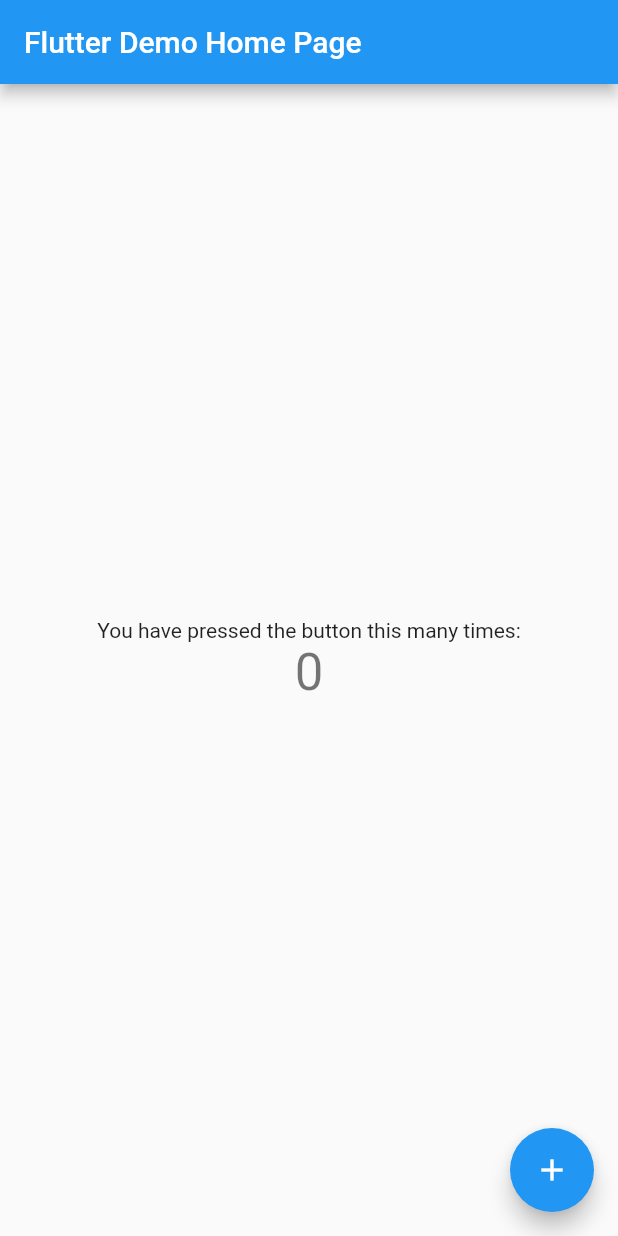
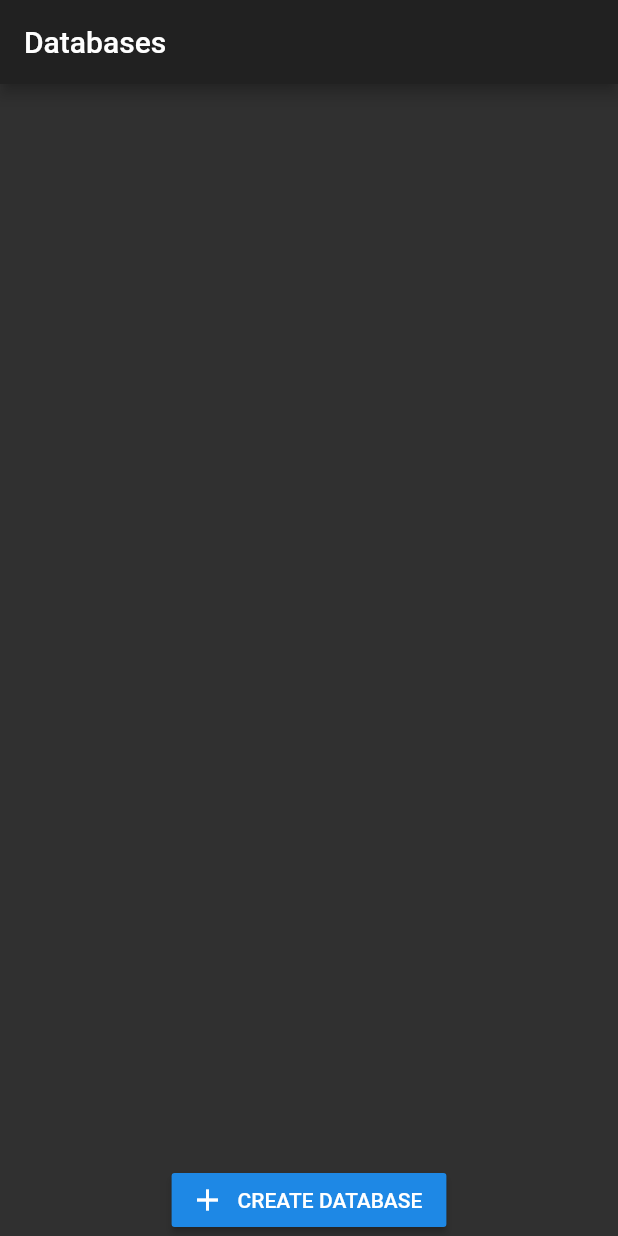
Before and after one commit to 9968/ysnPASS, a Flutter app: the screen it shows after launch, on a phone screen of 412 x 824 dp. Run offline on Flutter 3.47's test engine with Material 2 defaults, Android fonts, the phone set to English and light mode, and no system bars.

Commit message:
show database names and add to list by button

```diff
--- a/ysnpass/lib/main.dart
+++ b/ysnpass/lib/main.dart
@@ -1,117 +1,21 @@
 import 'package:flutter/material.dart';
+import 'package:ysnpass/screens/databases.dart';
 
 void main() {
-  runApp(MyApp());
+  runApp(YsnPass());
 }
 
-class MyApp extends StatelessWidget {
-  // This widget is the root of your application.
+class YsnPass extends StatelessWidget {
   @override
   Widget build(BuildContext context) {
     return MaterialApp(
-      title: 'Flutter Demo',
+      title: 'ysnPASS',
       theme: ThemeData(
-        // This is the theme of your application.
-        //
-        // Try running your application with "flutter run". You'll see the
-        // application has a blue toolbar. Then, without quitting the app, try
-        // changing the primarySwatch below to Colors.green and then invoke
-        // "hot reload" (press "r" in the console where you ran "flutter run",
-        // or simply save your changes to "hot reload" in a Flutter IDE).
-        // Notice that the counter didn't reset back to zero; the application
-        // is not restarted.
+        brightness: Brightness.dark,
         primarySwatch: Colors.blue,
-        // This makes the visual density adapt to the platform that you run
-        // the app on. For desktop platforms, the controls will be smaller and
-        // closer together (more dense) than on mobile platforms.
         visualDensity: VisualDensity.adaptivePlatformDensity,
       ),
-      home: MyHomePage(title: 'Flutter Demo Home Page'),
+      home: Databases(),
     );
   }
 }
-
-class MyHomePage extends StatefulWidget {
-  MyHomePage({Key key, this.title}) : super(key: key);
-
-  // This widget is the home page of your application. It is stateful, meaning
-  // that it has a State object (defined below) that contains fields that affect
-  // how it looks.
-
-  // This class is the configuration for the state. It holds the values (in this
-  // case the title) provided by the parent (in this case the App widget) and
-  // used by the build method of the State. Fields in a Widget subclass are
-  // always marked "final".
-
-  final String title;
-
-  @override
-  _MyHomePageState createState() => _MyHomePageState();
-}
-
-class _MyHomePageState extends State<MyHomePage> {
-  int _counter = 0;
-
-  void _incrementCounter() {
-    setState(() {
-      // This call to setState tells the Flutter framework that something has
-      // changed in this State, which causes it to rerun the build method below
-      // so that the display can reflect the updated values. If we changed
-      // _counter without calling setState(), then the build method would not be
-      // called again, and so nothing would appear to happen.
-      _counter++;
-    });
-  }
-
-  @override
-  Widget build(BuildContext context) {
-    // This method is rerun every time setState is called, for instance as done
-    // by the _incrementCounter method above.
-    //
-    // The Flutter framework has been optimized to make rerunning build methods
-    // fast, so that you can just rebuild anything that needs updating rather
-    // than having to individually change instances of widgets.
-    return Scaffold(
-      appBar: AppBar(
-        // Here we take the value from the MyHomePage object that was created by
-        // the App.build method, and use it to set our appbar title.
-        title: Text(widget.title),
-      ),
-      body: Center(
-        // Center is a layout widget. It takes a single child and positions it
-        // in the middle of the parent.
-        child: Column(
-          // Column is also a layout widget. It takes a list of children and
-          // arranges them vertically. By default, it sizes itself to fit its
-          // children horizontally, and tries to be as tall as its parent.
-          //
-          // Invoke "debug painting" (press "p" in the console, choose the
-          // "Toggle Debug Paint" action from the Flutter Inspector in Android
-          // Studio, or the "Toggle Debug Paint" command in Visual Studio Code)
-          // to see the wireframe for each widget.
-          //
-          // Column has various properties to control how it sizes itself and
-          // how it positions its children. Here we use mainAxisAlignment to
-          // center the children vertically; the main axis here is the vertical
-          // axis because Columns are vertical (the cross axis would be
-          // horizontal).
-          mainAxisAlignment: MainAxisAlignment.center,
-          children: <Widget>[
-            Text(
-              'You have pressed the button this many times:',
-            ),
-            Text(
-              '$_counter',
-              style: Theme.of(context).textTheme.headline4,
-            ),
-          ],
-        ),
-      ),
-      floatingActionButton: FloatingActionButton(
-        onPressed: _incrementCounter,
-        tooltip: 'Increment',
-        child: Icon(Icons.add),
-      ), // This trailing comma makes auto-formatting nicer for build methods.
-    );
-  }
-}
--- /dev/null
+++ b/ysnpass/lib/model/database_model.dart
@@ -0,0 +1,5 @@
+class Database {
+  var name = '';
+
+  Database(this.name);
+}
--- /dev/null
+++ b/ysnpass/lib/screens/databases.dart
@@ -0,0 +1,46 @@
+import 'package:flutter/material.dart';
+import 'package:ysnpass/model/database_model.dart';
+
+class Databases extends StatefulWidget {
+  @override
+  _DatabasesState createState() => _DatabasesState();
+}
+
+class _DatabasesState extends State<Databases> {
+  List<Database> _databases = [];
+
+  @override
+  Widget build(BuildContext context) {
+    return Scaffold(
+      appBar: AppBar(
+        title: Text('Databases'),
+      ),
+      body: Column(
+        children: <Widget>[
+          Expanded(
+            child: ListView(
+              children: _databases.map(
+                (Database database) {
+                  return ListTile(
+                    title: Text(database.name),
+                  );
+                },
+              ).toList(),
+            ),
+          ),
+          RaisedButton.icon(
+            icon: Icon(Icons.add),
+            label: Text('CREATE DATABASE'),
+            onPressed: _createDatabase,
+          ),
+        ],
+      ),
+    );
+  }
+
+  void _createDatabase() {
+    setState(() {
+      _databases.add(Database('name'));
+    });
+  }
+}
```
Also changed, not shown: ysnpass/pubspec.yaml (line endings or trailing spaces), 1 other file.
